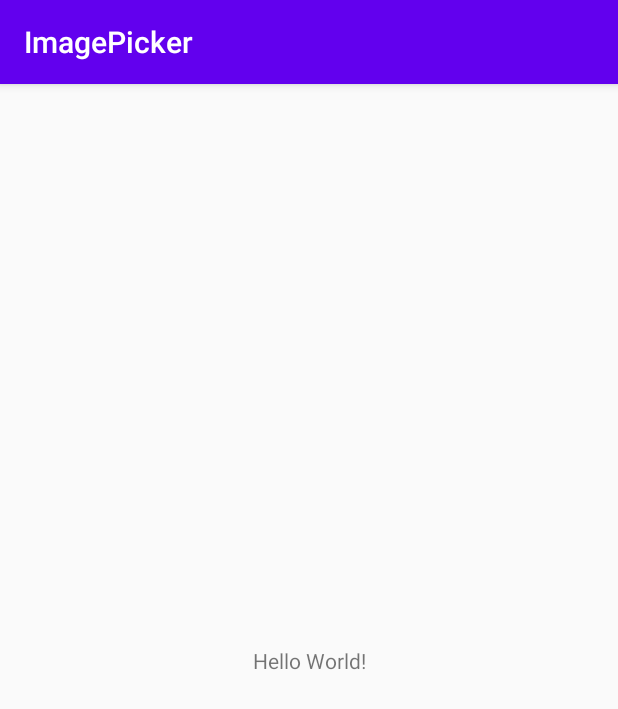
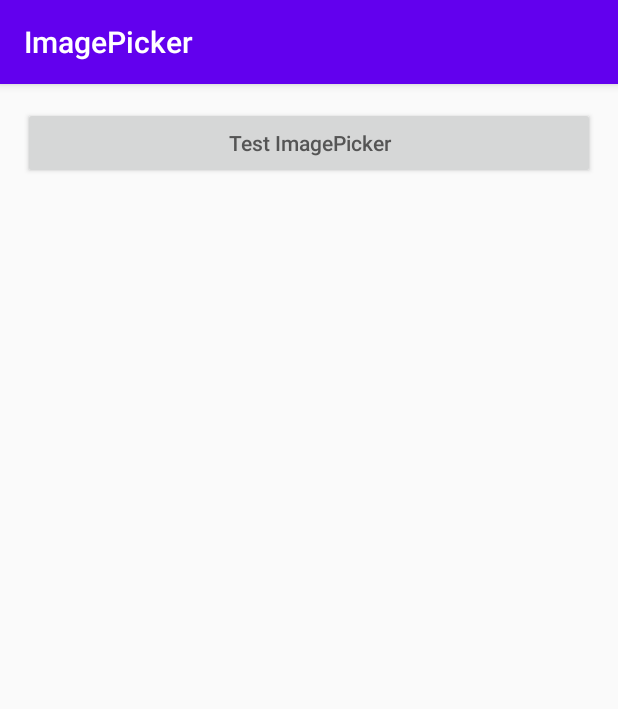
Before and after one commit to xuetaotao/imagepicker, an Android app: the screen it shows after launch (MainActivity), on a phone screen of 412 x 824 dp. Shown: the top 709 px of the screen. Run offline under Robolectric (Android 15) with nearby library versions, the phone set to English and light mode, and no system bars.

Commit message:
feat:添加测试用例

```diff
--- a/app/src/main/java/com/jlpay/imagepicker/MainActivity.kt
+++ b/app/src/main/java/com/jlpay/imagepicker/MainActivity.kt
@@ -1,11 +1,40 @@
 package com.jlpay.imagepicker
 
+import android.graphics.BitmapFactory
+import android.os.Bundle
+import android.view.View
+import android.widget.ImageView
+import android.widget.Toast
 import androidx.appcompat.app.AppCompatActivity
-import android.os.Bundle
 
 class MainActivity : AppCompatActivity() {
+
+    lateinit var iv_image: ImageView
+
     override fun onCreate(savedInstanceState: Bundle?) {
         super.onCreate(savedInstanceState)
         setContentView(R.layout.activity_main)
+
+        iv_image = findViewById(R.id.iv_image)
     }
+
+    fun imagePickerTest(view: View) {
+        ImagePicker.with(this)
+            .imagePickerListener(object : ImagePicker.ImagePickerListener {
+                override fun onFailed(msg: String, code: String) {
+                    Toast.makeText(this@MainActivity, msg + code, Toast.LENGTH_SHORT).show()
+                }
+
+                override fun onSuccess(imagePath: String) {
+                    val bitmap = BitmapFactory.decodeFile(imagePath)
+                    iv_image.setImageBitmap(bitmap)
+                }
+            })
+            .compress(true)
+            .crop(false)
+            .isCamera(false)
+            .startPick()
+    }
+
+
 }
--- a/app/src/main/res/layout/activity_main.xml
+++ b/app/src/main/res/layout/activity_main.xml
@@ -1,18 +1,25 @@
 <?xml version="1.0" encoding="utf-8"?>
-<androidx.constraintlayout.widget.ConstraintLayout xmlns:android="http://schemas.android.com/apk/res/android"
-    xmlns:app="http://schemas.android.com/apk/res-auto"
+<LinearLayout xmlns:android="http://schemas.android.com/apk/res/android"
     xmlns:tools="http://schemas.android.com/tools"
     android:layout_width="match_parent"
     android:layout_height="match_parent"
+    android:orientation="vertical"
+    android:padding="15dp"
     tools:context=".MainActivity">
 
-    <TextView
-        android:layout_width="wrap_content"
+    <Button
+        android:id="@+id/btn_imagepicker"
+        android:layout_width="match_parent"
         android:layout_height="wrap_content"
-        android:text="Hello World!"
-        app:layout_constraintBottom_toBottomOf="parent"
-        app:layout_constraintLeft_toLeftOf="parent"
-        app:layout_constraintRight_toRightOf="parent"
-        app:layout_constraintTop_toTopOf="parent" />
+        android:onClick="imagePickerTest"
+        android:text="Test ImagePicker"
+        android:textAllCaps="false"
+        android:textColor="#555555"
+        android:textSize="14sp" />
 
-</androidx.constraintlayout.widget.ConstraintLayout>
+    <ImageView
+        android:id="@+id/iv_image"
+        android:layout_width="match_parent"
+        android:layout_height="wrap_content" />
+
+</LinearLayout>
```
Also changed, not shown: app/build.gradle (+9 -0 lines).
